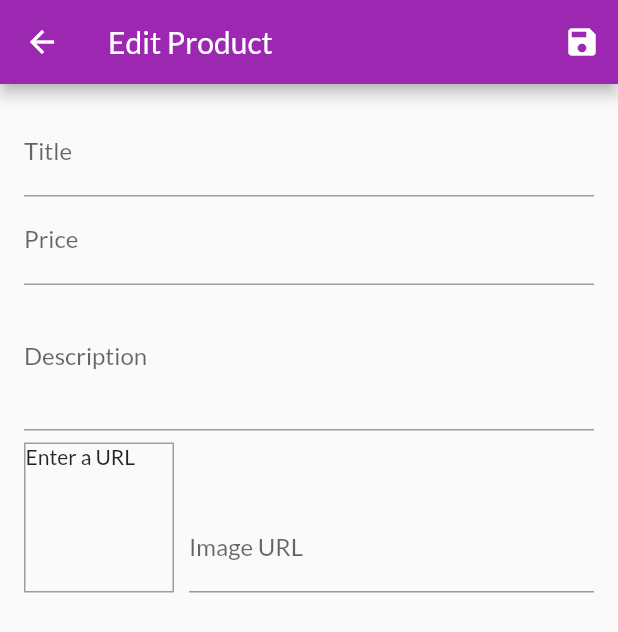
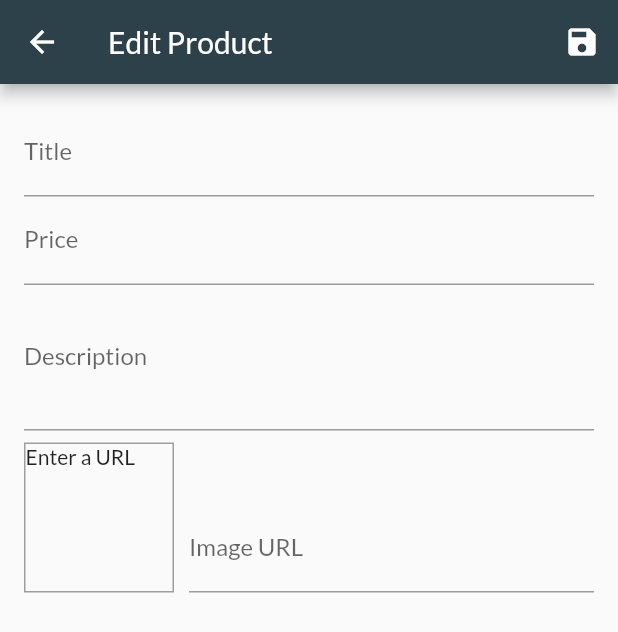
Before and after one commit to hydev777/shopApp, a Flutter app: the EditProductScreen screen opened by its route, on a phone screen of 412 x 824 dp. Shown: the top 632 px of the screen. Run offline on Flutter 3.47's test engine with Material 2 defaults, Android fonts, the phone set to English and light mode, and no system bars; network calls fail.

```diff
--- a/lib/main.dart
+++ b/lib/main.dart
@@ -33,7 +33,7 @@ class MyApp extends StatelessWidget {
         title: 'MyShop',
         theme: ThemeData(
             colorScheme: ColorScheme.fromSwatch()
-                .copyWith(primary: Colors.purple, secondary: Colors.deepOrange),
+                .copyWith(primary: const Color(0xFF2D414B), secondary: Colors.yellow),
             fontFamily: 'Lato'),
         home: const ProductsOverviewScreen(),
         routes: {
--- a/lib/providers/products.dart
+++ b/lib/providers/products.dart
@@ -7,32 +7,46 @@ class Products with ChangeNotifier {
   List<Product> _items = [
     Product(
       id: 'p1',
-      title: 'Red Shirt',
-      description: 'A red shirt - it is pretty red!',
-      price: 29.99,
-      imageUrl: 'https://cdn.pixabay.com/photo/2016/10/02/22/17/red-t-shirt-1710578_1280.jpg',
+      title: 'Cargo Catapult',
+      description: 'Aim kilometers away and send your cargo!',
+      price: 84000,
+      imageUrl: 'https://static1.thegamerimages.com/wordpress/wp-content/uploads/2021/09/death_stranding_cargo_catapult_lauching_cargo_boxes.jpg',
     ),
     Product(
       id: 'p2',
-      title: 'Trousers',
-      description: 'A nice pair of trousers.',
-      price: 59.99,
+      title: 'Delivery Bot',
+      description: 'A bot to walk the for you.',
+      price: 30000,
       imageUrl:
-          'https://upload.wikimedia.org/wikipedia/commons/thumb/e/e8/Trousers%2C_dress_%28AM_1960.022-8%29.jpg/512px-Trousers%2C_dress_%28AM_1960.022-8%29.jpg',
+          'https://static1.thegamerimages.com/wordpress/wp-content/uploads/2021/09/death_stranding_delivery_bot_carrying_cargo.jpg',
     ),
     Product(
       id: 'p3',
-      title: 'Yellow Scarf',
-      description: 'Warm and cozy - exactly what you need for the winter.',
-      price: 19.99,
-      imageUrl: 'https://live.staticflickr.com/4043/4438260868_cc79b3369d_z.jpg',
+      title: 'Truck',
+      description: 'Truck that can go through any obstacle.',
+      price: 40000,
+      imageUrl: 'https://static1.thegamerimages.com/wordpress/wp-content/uploads/2020/03/deathstranding_truck-Cropped.jpg',
     ),
     Product(
       id: 'p4',
-      title: 'A Pan',
-      description: 'Prepare any meal you want.',
-      price: 49.99,
-      imageUrl: 'https://upload.wikimedia.org/wikipedia/commons/thumb/1/14/Cast-Iron-Pan.jpg/1024px-Cast-Iron-Pan.jpg',
+      title: 'Generator',
+      description: 'Charge batteries and extend your journey.',
+      price: 20000,
+      imageUrl: 'https://static1.thegamerimages.com/wordpress/wp-content/uploads/2020/03/deathstranding_generator-Cropped.jpg',
+    ),
+    Product(
+      id: 'p5',
+      title: 'Reverse Trike',
+      description: 'Ride the mountains!',
+      price: 25000,
+      imageUrl: 'https://static1.thegamerimages.com/wordpress/wp-content/uploads/2021/09/death_stranding_reverse_trike_traveling_the_terrain.jpg',
+    ),
+    Product(
+      id: 'p6',
+      title: 'Backpack',
+      description: 'Put your cargo on this amazing backpack.',
+      price: 8000,
+      imageUrl: 'https://cdn.holdtoreset.com/wp-content/uploads/2019/11/09105418/how-to-customize-your-backpack.jpg',
     )
   ];
 
@@ -69,4 +83,10 @@ class Products with ChangeNotifier {
       print('...');
     }
   }
+
+  void deleteProduct(String id) {
+    _items.removeWhere((prod) => prod.id == id);
+    notifyListeners();
+  }
+
 }
--- a/lib/screens/products_overview_screen.dart
+++ b/lib/screens/products_overview_screen.dart
@@ -24,7 +24,7 @@ class _ProductsOverviewScreenState extends State<ProductsOverviewScreen> {
   Widget build(BuildContext context) {
     return Scaffold(
       appBar: AppBar(
-        title: const Text('MyShop'),
+        title: const Text('Capital Knot City Shop'),
         actions: <Widget>[
           PopupMenuButton(
               onSelected: (FilterOptions selectedValue) {
@@ -47,7 +47,8 @@ class _ProductsOverviewScreenState extends State<ProductsOverviewScreen> {
           Consumer<Cart>(
             builder: (_, cart, ch) => Badge(
               child: ch,
-              value: cart.itemCount.toString()
+              value: cart.itemCount.toString(),
+              color: Colors.red,
           ),
             child: IconButton(
               icon: const Icon(Icons.shopping_cart),
--- a/lib/screens/user_products_screen.dart
+++ b/lib/screens/user_products_screen.dart
@@ -20,7 +20,6 @@ class UserProductsScreen extends StatelessWidget {
         title: const Text('Your Products'),
         actions: <Widget>[
           IconButton(onPressed: () {
-            print(EditProductScreen.routeName);
             Navigator.of(context).pushNamed(EditProductScreen.routeName);
           }, icon: const Icon(Icons.add))
         ],
--- a/lib/widgets/user_product_item.dart
+++ b/lib/widgets/user_product_item.dart
@@ -1,6 +1,8 @@
 import 'package:flutter/material.dart';
+import 'package:provider/provider.dart';
 
 import '../screens/edit_product_screen.dart';
+import '../providers/products.dart';
 
 class UserProductItem extends StatelessWidget {
   const UserProductItem({Key? key, this.title, this.imageUrl, this.id}) : super(key: key);
@@ -24,7 +26,9 @@ class UserProductItem extends StatelessWidget {
             IconButton(onPressed: (){
               Navigator.of(context).pushNamed(EditProductScreen.routeName, arguments: id);
             }, icon: const Icon(Icons.edit), color: Theme.of(context).primaryColor),
-            IconButton(onPressed: (){}, icon: const Icon(Icons.delete), color: Theme.of(context).errorColor)
+            IconButton(onPressed: (){
+              Provider.of<Products>(context, listen: false).deleteProduct(id!);
+            }, icon: const Icon(Icons.delete), color: Theme.of(context).errorColor)
           ],
         ),
       ),
```
